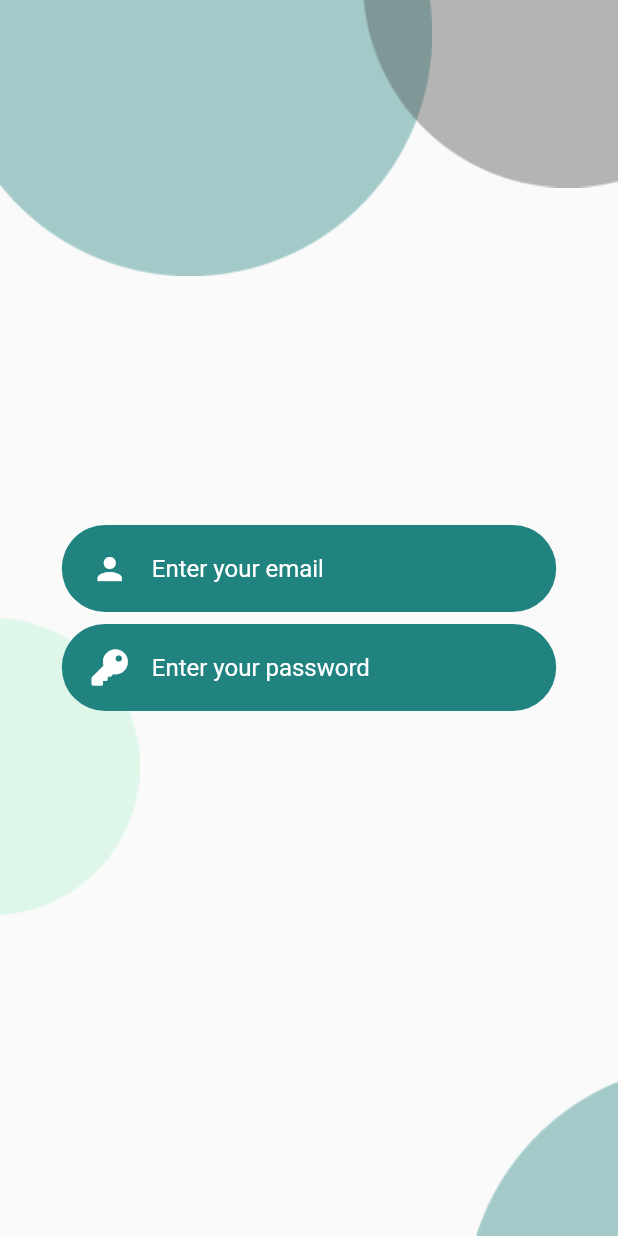
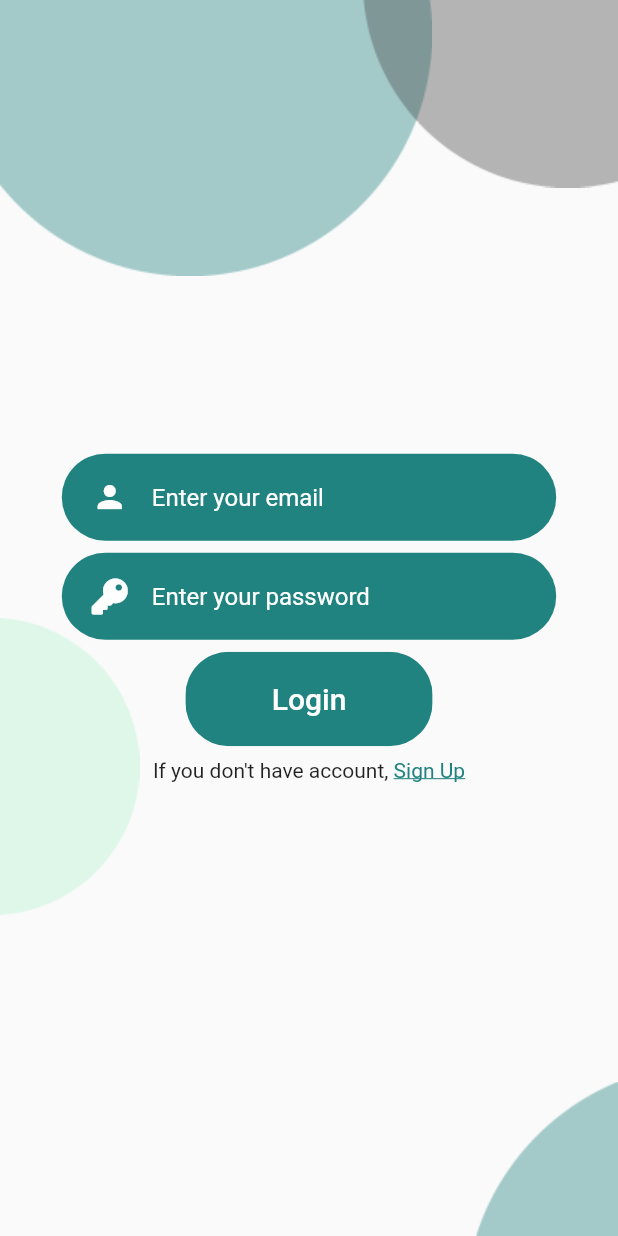
Before and after one commit to HamzaIdries/flexoclock, a Flutter app: the LoginScreen screen opened directly, on a phone screen of 412 x 824 dp. Run offline on Flutter 3.47's test engine with Material 2 defaults, Android fonts, the phone set to English and light mode, and no system bars; our stand-ins replace font_awesome_flutter.

Commit message:
login screen is ready

```diff
--- a/lib/components/login_background.dart
+++ b/lib/components/login_background.dart
@@ -19,22 +19,22 @@ class LoginBackground extends StatelessWidget {
           Positioned(
             top: 0,
             left: 0,
-            child: Image.asset('${kImagePath}main_top_left.png',),
+            child: Image.asset('${kImagePath}login_main_top_left.png',),
           ),
           Positioned(
             top: 0,
             right: 0,
-            child: Image.asset('${kImagePath}main_top_right.png',
+            child: Image.asset('${kImagePath}login_main_top_right.png',
             ),
           ),
           Positioned(
             top: size.height * 0.5,
-            child: Image.asset('${kImagePath}main_middle_left.png',),
+            child: Image.asset('${kImagePath}login_main_middle_left.png',),
           ),
           Positioned(
             bottom: 0,
             right: 0,
-            child: Image.asset('${kImagePath}main_bottom_right.png',),
+            child: Image.asset('${kImagePath}login_main_bottom_right.png',),
           ),
           child,
         ],
--- a/lib/components/text_field.dart
+++ b/lib/components/text_field.dart
@@ -3,10 +3,12 @@ import 'package:flutter/material.dart';
 
 class TextFieldContainer extends StatelessWidget {
   final Widget child;
+  final Color buttonColor;
 
   const TextFieldContainer({
     Key key,
     this.child,
+    this.buttonColor,
   }) : super(key: key);
 
   @override
@@ -19,7 +21,7 @@ class TextFieldContainer extends StatelessWidget {
         padding: EdgeInsets.symmetric(horizontal: 20, vertical: 5),
         width: size.width * 0.8,
         decoration: BoxDecoration(
-          color: kLoginScreenButtonColor,
+          color: buttonColor,
           borderRadius: BorderRadius.circular(29),
         ),
         child: child,
--- a/lib/components/text_field_comp.dart
+++ b/lib/components/text_field_comp.dart
@@ -1,5 +1,4 @@
 import 'dart:ui';
-
 import 'package:flutter/material.dart';
 import 'package:flexoclock/components/text_field.dart';
 
@@ -7,13 +6,17 @@ class TextFieldComponent extends StatelessWidget {
   final Icon icon;
   final String textHint;
   final bool isPass;
+  final Color buttonColor;
+  final Function onChanged;
 
-  TextFieldComponent({this.icon, this.textHint, this.isPass});
+  TextFieldComponent({this.icon, this.textHint, this.isPass, this.buttonColor, this.onChanged});
 
   @override
   Widget build(BuildContext context) {
     return TextFieldContainer(
+      buttonColor: buttonColor,
       child: TextField(
+        onChanged: onChanged,
         obscureText: isPass,
         style: TextStyle(
           color: Colors.white,
--- a/lib/constants.dart
+++ b/lib/constants.dart
@@ -16,7 +16,9 @@ const kWelcomeScreenLoginButtonColor =  Color(0xFFB5F3D0);
 const kWelcomeScreenSignUpButtonColor =  Color(0xFF4B4B4B);
 
 //Login Screen text field color
-const kLoginScreenButtonColor = Color(0xFF218380);
+const kLoginScreenButtonColor = Color.fromRGBO(33, 131, 128, 100);
+const kSubmitLoginScreenButtonColor = Color.fromRGBO(33, 131, 128, 60);
+
 
 // Difficulty tags colors
 const kEasyColor = Color.fromRGBO(39, 213, 114, 100);
--- a/lib/screens/login_screen.dart
+++ b/lib/screens/login_screen.dart
@@ -1,5 +1,7 @@
 import 'package:flexoclock/components/login_background.dart';
-import 'package:flexoclock/screens/login_screen.dart';
+import 'package:flexoclock/components/rounded_button.dart';
+import 'package:flexoclock/constants.dart';
+import 'package:flexoclock/screens/signup_screen.dart';
 import 'package:flexoclock/screens/welcome_screen.dart';
 import 'package:flutter/material.dart';
 import 'package:flutter/widgets.dart';
@@ -11,13 +13,19 @@ class LoginScreen extends StatelessWidget {
   @override
   Widget build(BuildContext context) {
     Size size = MediaQuery.of(context).size;
+    String _email;
+    String _password;
 
     return Scaffold(
       body: LoginBackground(
         child: Column(
           mainAxisAlignment: MainAxisAlignment.center,
-          children: <Widget> [
+          children: <Widget>[
             TextFieldComponent(
+              onChanged: (value) {
+                _email = value;
+              },
+              buttonColor: kLoginScreenButtonColor,
               textHint: 'Enter your email',
               isPass: false,
               icon: Icon(
@@ -29,6 +37,10 @@ class LoginScreen extends StatelessWidget {
               height: 8,
             ),
             TextFieldComponent(
+              onChanged: (value) {
+                _password = value;
+              },
+              buttonColor: kLoginScreenButtonColor,
               textHint: 'Enter your password',
               isPass: true,
               icon: Icon(
@@ -36,6 +48,43 @@ class LoginScreen extends StatelessWidget {
                 color: Colors.white,
               ),
             ),
+            SizedBox(
+              height: 8,
+            ),
+            RoundedButton(
+              buttonTextColor: Colors.white,
+              buttonColor: kSubmitLoginScreenButtonColor,
+              buttonText: 'Login',
+              widthRatio: 0.4,
+              onPressed: () {
+                print(_email);
+                print(_password);
+              },
+            ),
+            SizedBox(
+              height: 8.0,
+            ),
+            Row(
+              mainAxisAlignment: MainAxisAlignment.center,
+              children: [
+                Text('If you don\'t have account, '),
+                GestureDetector(
+                  onTap: () {
+                    Navigator.push(
+                        context,
+                        MaterialPageRoute(
+                            builder: (context) => SignupScreen()));
+                  },
+                  child: Text(
+                    'Sign Up',
+                    style: TextStyle(
+                      color: kLoginScreenButtonColor,
+                      decoration: TextDecoration.underline,
+                    ),
+                  ),
+                ),
+              ],
+            ),
           ],
         ),
       ),
--- a/lib/screens/signup_screen.dart
+++ b/lib/screens/signup_screen.dart
@@ -6,8 +6,7 @@ class SignupScreen extends StatelessWidget {
     Size size = MediaQuery.of(context).size;
     return Scaffold(
       body: Container(
-        width: ,
-      ),
+      )
     );
   }
 }
--- a/lib/screens/welcome_screen.dart
+++ b/lib/screens/welcome_screen.dart
@@ -1,5 +1,6 @@
 import 'package:flexoclock/constants.dart';
 import 'package:flexoclock/screens/login_screen.dart';
+import 'package:flexoclock/screens/signup_screen.dart';
 import 'package:flutter/material.dart';
 import 'package:flexoclock/components/rounded_button.dart';
 
@@ -48,7 +49,10 @@ class WelcomeScreen extends StatelessWidget {
               RoundedButton(
                 buttonText: 'Sign Up',
                 buttonColor: kWelcomeScreenSignUpButtonColor,
-                onPressed: () {},
+                onPressed: () {
+                  Navigator.push(context,
+                      MaterialPageRoute(builder: (context) => SignupScreen()));
+                },
                 widthRatio: 0.8,
                 buttonTextColor: kWelcomeScreenLoginButtonColor,
               ),
--- a/lib/testing.dart
+++ b/lib/testing.dart
@@ -17,9 +17,7 @@ class Testing extends StatelessWidget {
     return MaterialApp(
       debugShowCheckedModeBanner: false,
       title: 'Flexoclock',
-      home: Scaffold(
-        body:
-      ),
+      home: LoginScreen()
     );
   }
 }
```
Also changed, not shown: assets/images/login_main_bottom_right.png (renamed from assets/images/main_bottom_right.png), assets/images/login_main_middle_left.png (renamed from assets/images/main_middle_left.png), assets/images/login_main_top_left.png (renamed from assets/images/main_top_left.png), assets/images/login_main_top_right.png (renamed from assets/images/main_top_right.png), assets/images/logo2.png (deleted).
